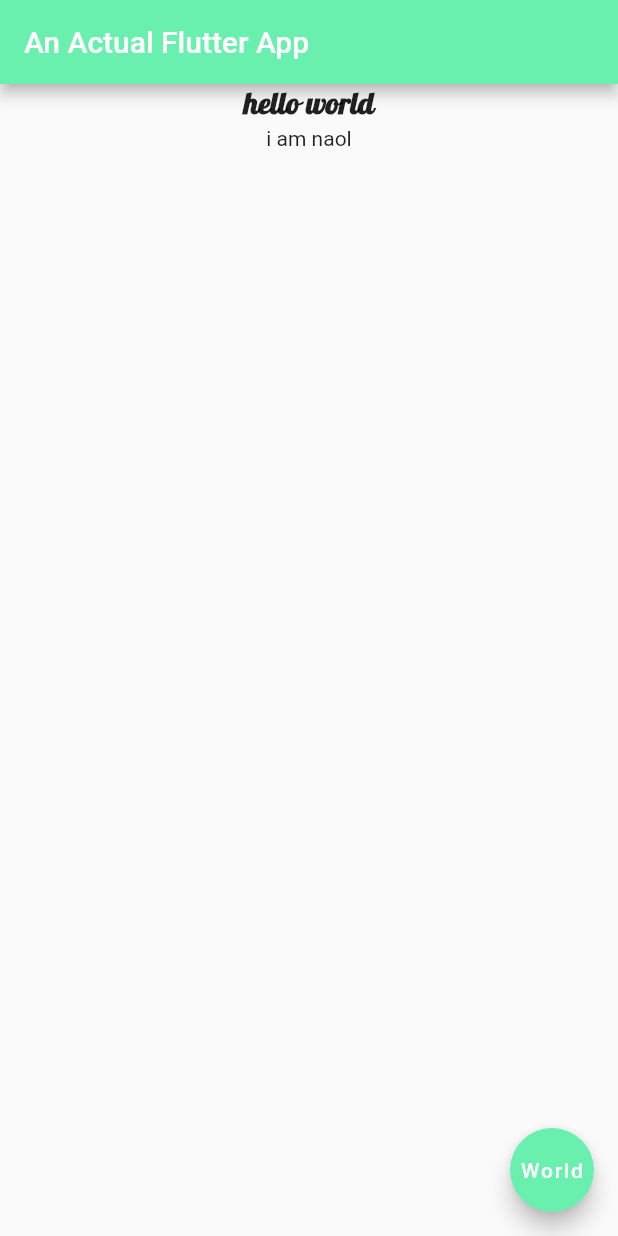
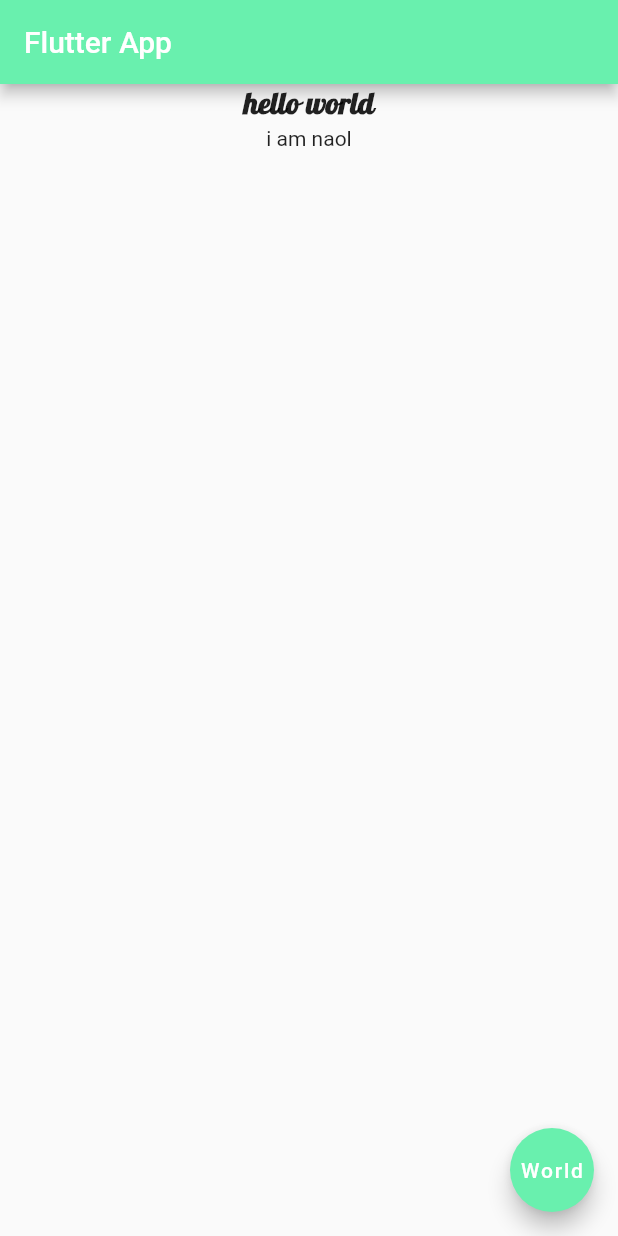
Before and after one commit to naolArega/my_test_flutter_app, a Flutter app: the screen it shows after launch, on a phone screen of 412 x 824 dp. Run offline on Flutter 3.47's test engine with Material 2 defaults, Android fonts, the phone set to English and light mode, and no system bars.

```diff
--- a/lib/main.dart
+++ b/lib/main.dart
@@ -3,9 +3,17 @@ import 'package:flutter/material.dart';
 void main() {
   runApp(
     MaterialApp(
-      home: Scaffold(
+      home: Home(),
+    )
+  );
+}
+
+class Home extends StatelessWidget {
+  @override
+  Widget build(BuildContext context) {
+    return  Scaffold(
       appBar: AppBar(
-          title: Text('An Actual Flutter App'),
+        title: Text('Flutter App'),
         backgroundColor: Colors.greenAccent,
       ),
       body: Center(
@@ -28,7 +36,6 @@ void main() {
         child: Text('World'),
         backgroundColor: Colors.greenAccent,
       ),
-      ),
-    )
     );
   }
+}
```
Lines whose indentation alone changed are shown as unchanged.
